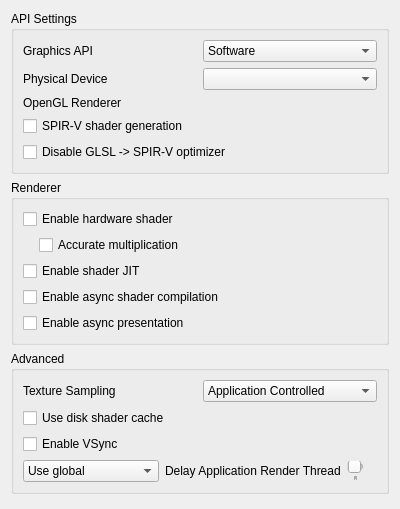
Above: src/citra_qt/configuration/configure_graphics.ui from amwatson/CitraVR before the change. Below: the same form after it.
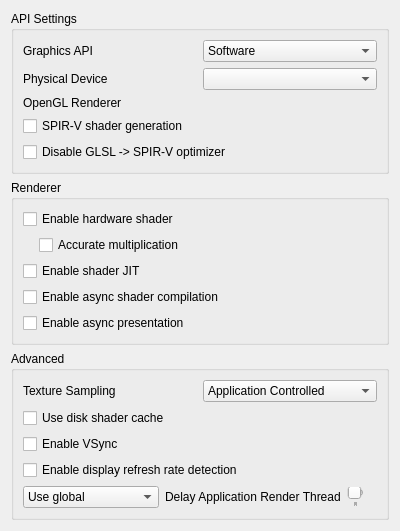
That is the form after the change.

Commit message: Add "Enable display refresh rate detection" setting on desktop

```diff
--- a/src/citra_qt/configuration/configure_graphics.ui
+++ b/src/citra_qt/configuration/configure_graphics.ui
@@ -317,6 +317,16 @@
         </property>
        </widget>
       </item>
+      <item>
+       <widget class="QCheckBox" name="toggle_display_refresh_rate_detection">
+        <property name="toolTip">
+         <string>&lt;html&gt;&lt;head/&gt;&lt;body&gt;&lt;p&gt;When enabled, this setting detects when the refresh rate of the screen is below that of the 3DS, and when it is, disables VSync automatically to avoid emulation speed being forced below 100%.&lt;/p&gt;&lt;/body&gt;&lt;/html&gt;</string>
+        </property>
+        <property name="text">
+         <string>Enable display refresh rate detection</string>
+        </property>
+       </widget>
+      </item>
       <item>
         <widget class="QWidget" name="delay_render_layout" native="true">
           <layout class="QHBoxLayout" name="delay_render_layout_inner">
```
The commit also changes 5 other files.
